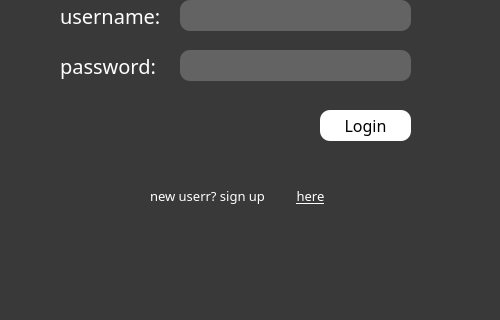
First picture: the form in login.ui, repository shahm58/PaceMakerGroup37, before the edit; both pictures show x 0 to 500 and y 180 to 500 of the 500 by 500 pixel window.
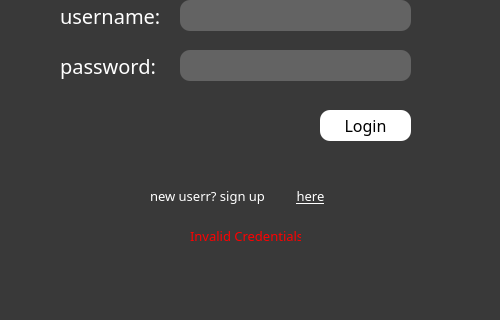
Second picture: the form after the edit.

```diff
--- a/login.ui
+++ b/login.ui
@@ -207,6 +207,28 @@
     <string>here</string>
    </property>
   </widget>
+  <widget class="QLabel" name="invalid_error">
+   <property name="geometry">
+    <rect>
+     <x>190</x>
+     <y>400</y>
+     <width>111</width>
+     <height>31</height>
+    </rect>
+   </property>
+   <property name="font">
+    <font>
+     <family>Franklin Gothic Book</family>
+     <pointsize>10</pointsize>
+    </font>
+   </property>
+   <property name="styleSheet">
+    <string notr="true">color:rgb(255, 0, 0)</string>
+   </property>
+   <property name="text">
+    <string>Invalid Credentials!</string>
+   </property>
+  </widget>
  </widget>
  <resources/>
  <connections/>
```
Left out of the diff: 4 changed lines with no effect on the pictures.
